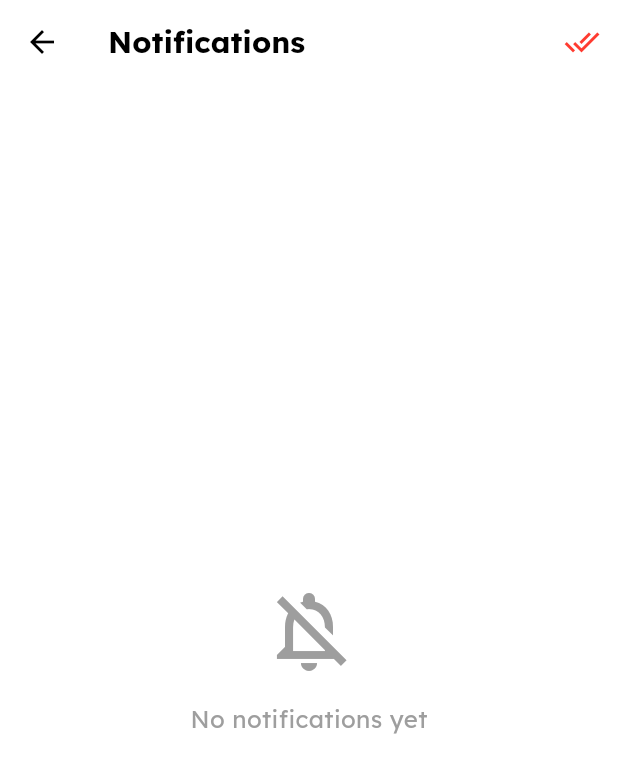
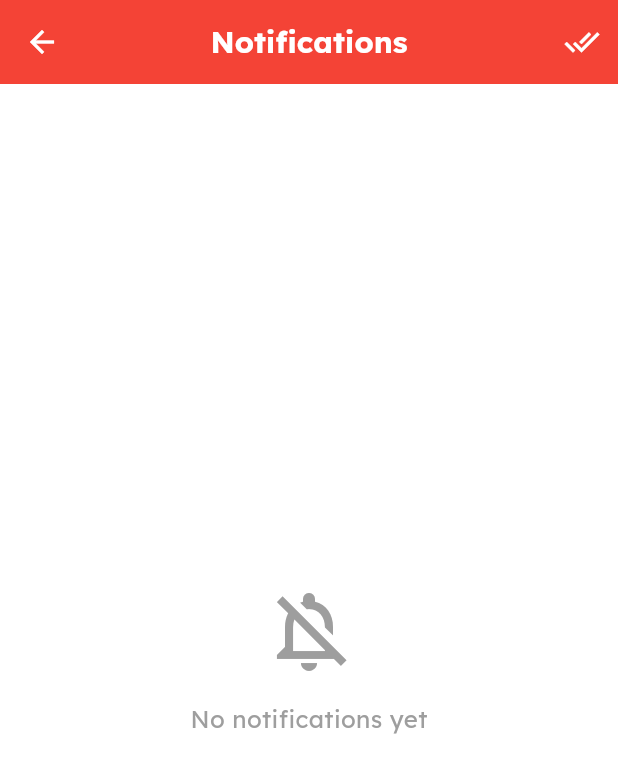
Before and after one commit to vignesh-saka/Car-Booking, a Flutter app: the NotificationScreen screen opened directly, on a phone screen of 412 x 824 dp. Shown: the top 773 px of the screen. Run offline on Flutter 3.47's test engine with Material 3 defaults, Android fonts, the phone set to English and light mode, and no system bars; our stand-ins replace badges, cloud_firestore, connectivity_plus, firebase_auth, firebase_core, firebase_messaging and 5 more; accounts and stored records are empty.

Commit message:
made changes in notifications screens and settings

```diff
--- a/lib/Screens/notification_screen.dart
+++ b/lib/Screens/notification_screen.dart
@@ -15,23 +15,24 @@ class NotificationScreen extends StatelessWidget {
     return Scaffold(
       backgroundColor: Colors.white,
       appBar: AppBar(
-        backgroundColor: Colors.white,
+        backgroundColor: Colors.red,
         elevation: 0,
         leading: IconButton(
-          icon: const Icon(Icons.arrow_back, color: Colors.black),
+          icon: const Icon(Icons.arrow_back, color: Colors.white),
           onPressed: () => Navigator.pop(context),
         ),
+        centerTitle: true,
         title: Text(
           "Notifications",
           style: GoogleFonts.lexend(
             fontSize: 20,
             fontWeight: FontWeight.bold,
-            color: Colors.black,
+            color: Colors.white,
           ),
         ),
         actions: [
           IconButton(
-            icon: const Icon(Icons.done_all, color: Color(0xFFFF3B30)),
+            icon: const Icon(Icons.done_all, color: Colors.white),
             tooltip: "Clear all notifications",
             onPressed: () async {
               // Confirm deletion
--- a/lib/controllers/notification_controller.dart
+++ b/lib/controllers/notification_controller.dart
@@ -84,7 +84,8 @@ class NotificationController with ChangeNotifier {
     AndroidNotification? android = message.notification?.android;
 
     if (notification != null && android != null) {
-      // Use MaterialBanner for persistent in-app notification
+      // In-app Notification (Banner) - Commented out as per user request
+      /*
       final context = navigatorKey?.currentContext;
       if (context != null) {
         ScaffoldMessenger.of(context).showMaterialBanner(
@@ -126,6 +127,7 @@ class NotificationController with ChangeNotifier {
           ),
         );
       }
+      */
 
       // Still show system notification for tray (optional, but good for history)
       await _localNotificationsPlugin.show(
--- a/lib/settings/confirm_password_screen.dart
+++ b/lib/settings/confirm_password_screen.dart
@@ -26,6 +26,10 @@ class _ConfirmPasswordScreenState extends State<ConfirmPasswordScreen> {
       appBar: AppBar(
         backgroundColor: const Color(0xFFFF3B30),
         elevation: 0,
+        leading: IconButton(
+          icon: const Icon(Icons.arrow_back, color: Colors.white),
+          onPressed: () => Navigator.pop(context),
+        ),
         centerTitle: true,
         title: Text(
           "Confirm Password",
--- a/lib/settings/privacy_policy.dart
+++ b/lib/settings/privacy_policy.dart
@@ -11,6 +11,10 @@ class PrivacyPolicy extends StatelessWidget {
       appBar: AppBar(
         backgroundColor: const Color(0xFFFF3B30),
         elevation: 0,
+        leading: IconButton(
+          icon: const Icon(Icons.arrow_back, color: Colors.white),
+          onPressed: () => Navigator.pop(context),
+        ),
         centerTitle: true,
         title: Text(
           "Privacy Policy",
--- a/lib/settings/settings.dart
+++ b/lib/settings/settings.dart
@@ -170,6 +170,10 @@ class SettingsPage extends StatelessWidget {
       appBar: AppBar(
         backgroundColor: const Color(0xFFFF3B30),
         elevation: 0,
+        leading: IconButton(
+          icon: const Icon(Icons.arrow_back, color: Colors.white),
+          onPressed: () => Navigator.pop(context),
+        ),
         centerTitle: true,
         title: Text(
           "Settings",
--- a/lib/settings/termsandconditions.dart
+++ b/lib/settings/termsandconditions.dart
@@ -11,6 +11,10 @@ class Termsandconditions extends StatelessWidget {
       appBar: AppBar(
         backgroundColor: const Color(0xFFFF3B30),
         elevation: 0,
+        leading: IconButton(
+          icon: const Icon(Icons.arrow_back, color: Colors.white),
+          onPressed: () => Navigator.pop(context),
+        ),
         centerTitle: true,
         title: Text(
           "Terms & Conditions",
```
